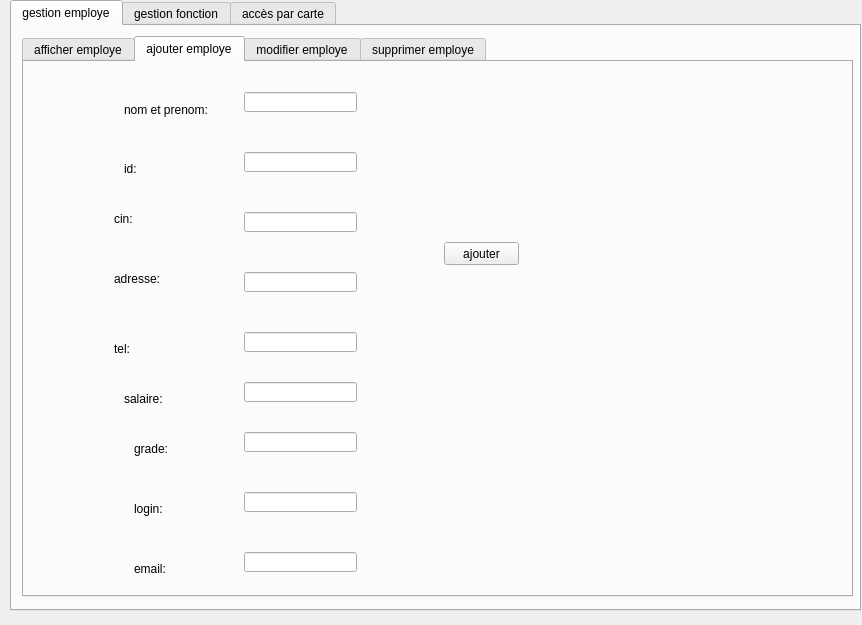
Before: the Qt Designer form module_employe.ui in zeinebzarrouk/projet-cpp, drawn with Qt 5.
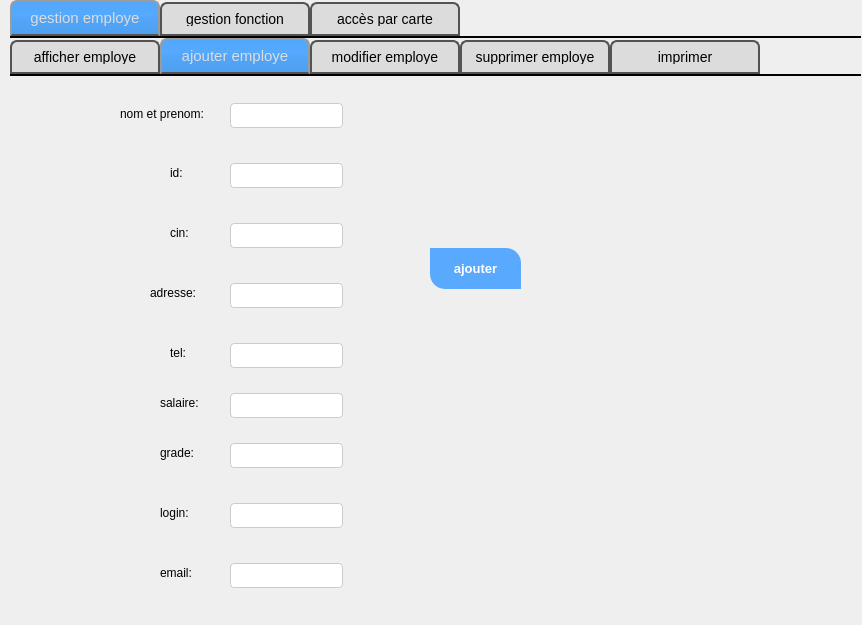
After: the same form once the commit is applied. The open tabs and pages were chosen to show the change. Custom widgets are drawn as their Qt base class.

The edit to the form file:
```diff
--- a/module_employe.ui
+++ b/module_employe.ui
@@ -13,6 +13,27 @@
   <property name="windowTitle">
    <string>Dialog</string>
   </property>
+  <property name="styleSheet">
+   <string notr="true">background-color: rgb(255, 255, 210);
+
+QLabel
+{
+font: 13px bold;
+}
+
+QLineEdit {
+  width: 100%;
+ 
+  
+  display: inline-block;
+  border: 1px solid #ccc;
+  border-radius: 4px;
+  box-sizing: border-box;
+}
+
+
+</string>
+  </property>
   <widget class="QTabWidget" name="tabWidget">
    <property name="geometry">
     <rect>
@@ -22,6 +43,48 @@
      <height>611</height>
     </rect>
    </property>
+   <property name="styleSheet">
+    <string notr="true">QTabWidget::pane { /* The tab widget frame */
+border-top: 2px solid #000000;
+}
+QTabWidget::tab-bar {
+left: 0px; /* move to the right by 5px */
+}
+/* Style the tab using the tab sub-control. Note that it reads QTabBar not QTabWidget */
+QTabBar::tab {
+background: #dcdcdc;
+border: 2px solid #535353;
+border-bottom-color: #535353; /* same as the pane color */
+border-top-left-radius: 7px;
+border-top-right-radius: 7px;
+min-width: 130px;
+color: #000000;
+padding: 8px;
+font-size:14px;
+font-family:Arial, Helvetica, sans-serif;
+}
+QTabBar::tab:selected, QTabBar::tab:hover {
+background: qlineargradient(x1: 0, y1: 0, x2: 0, y2: 1, stop: 0 #53a7fa, stop: 0.4 #55aaff, stop: 0.5 #52a5f8, stop: 1.0 #4f9fee);
+}
+QTabBar::tab:selected {
+border-color: #9B9B9B;
+border-bottom-color: #535353; /* same as pane color */
+color: #dcdcdc;
+font-size:15px;
+font-family:Arial, Helvetica, sans-serif;
+}
+QTabBar::tab:!selected {
+margin-top: 2px; /* make non-selected tabs look smaller */
+}
+QLineEdit {
+  width: 100%;
+  margin: 8px 0;
+  display: inline-block;
+  border: 1px solid #ccc;
+  border-radius: 4px;
+  box-sizing: border-box;
+}</string>
+   </property>
    <property name="currentIndex">
     <number>0</number>
    </property>
@@ -32,12 +95,15 @@
     <widget class="QTabWidget" name="tabWidget_2">
      <property name="geometry">
       <rect>
-       <x>10</x>
-       <y>10</y>
-       <width>831</width>
+       <x>0</x>
+       <y>0</y>
+       <width>851</width>
        <height>561</height>
       </rect>
      </property>
+     <property name="styleSheet">
+      <string notr="true"/>
+     </property>
      <property name="currentIndex">
       <number>1</number>
      </property>
@@ -126,9 +192,9 @@
        <property name="geometry">
         <rect>
          <x>220</x>
-         <y>30</y>
+         <y>19</y>
          <width>113</width>
-         <height>20</height>
+         <height>41</height>
         </rect>
        </property>
       </widget>
@@ -136,9 +202,9 @@
        <property name="geometry">
         <rect>
          <x>220</x>
-         <y>90</y>
+         <y>79</y>
          <width>113</width>
-         <height>20</height>
+         <height>41</height>
         </rect>
        </property>
       </widget>
@@ -146,9 +212,9 @@
        <property name="geometry">
         <rect>
          <x>220</x>
-         <y>150</y>
+         <y>139</y>
          <width>113</width>
-         <height>20</height>
+         <height>41</height>
         </rect>
        </property>
       </widget>
@@ -156,9 +222,9 @@
        <property name="geometry">
         <rect>
          <x>220</x>
-         <y>210</y>
+         <y>199</y>
          <width>113</width>
-         <height>20</height>
+         <height>41</height>
         </rect>
        </property>
       </widget>
@@ -166,9 +232,9 @@
        <property name="geometry">
         <rect>
          <x>220</x>
-         <y>270</y>
+         <y>259</y>
          <width>113</width>
-         <height>20</height>
+         <height>41</height>
         </rect>
        </property>
       </widget>
@@ -176,9 +242,9 @@
        <property name="geometry">
         <rect>
          <x>220</x>
-         <y>320</y>
+         <y>309</y>
          <width>113</width>
-         <height>20</height>
+         <height>41</height>
         </rect>
        </property>
       </widget>
@@ -186,9 +252,9 @@
        <property name="geometry">
         <rect>
          <x>220</x>
-         <y>370</y>
+         <y>359</y>
          <width>113</width>
-         <height>20</height>
+         <height>41</height>
         </rect>
        </property>
       </widget>
@@ -196,9 +262,9 @@
        <property name="geometry">
         <rect>
          <x>220</x>
-         <y>430</y>
+         <y>419</y>
          <width>113</width>
-         <height>20</height>
+         <height>41</height>
         </rect>
        </property>
       </widget>
@@ -206,21 +272,24 @@
        <property name="geometry">
         <rect>
          <x>220</x>
-         <y>490</y>
+         <y>479</y>
          <width>113</width>
-         <height>20</height>
+         <height>41</height>
         </rect>
        </property>
       </widget>
       <widget class="QLabel" name="label">
        <property name="geometry">
         <rect>
-         <x>100</x>
-         <y>40</y>
+         <x>110</x>
+         <y>30</y>
          <width>101</width>
          <height>16</height>
         </rect>
        </property>
+       <property name="styleSheet">
+        <string notr="true"/>
+       </property>
        <property name="text">
         <string>nom et prenom:</string>
        </property>
@@ -228,12 +297,15 @@
       <widget class="QLabel" name="label_2">
        <property name="geometry">
         <rect>
-         <x>100</x>
-         <y>100</y>
+         <x>160</x>
+         <y>90</y>
          <width>47</width>
          <height>14</height>
         </rect>
        </property>
+       <property name="styleSheet">
+        <string notr="true"/>
+       </property>
        <property name="text">
         <string>id:</string>
        </property>
@@ -241,12 +313,15 @@
       <widget class="QLabel" name="label_3">
        <property name="geometry">
         <rect>
-         <x>90</x>
+         <x>160</x>
          <y>150</y>
          <width>47</width>
          <height>14</height>
         </rect>
        </property>
+       <property name="styleSheet">
+        <string notr="true"/>
+       </property>
        <property name="text">
         <string>cin:</string>
        </property>
@@ -254,12 +329,15 @@
       <widget class="QLabel" name="label_4">
        <property name="geometry">
         <rect>
-         <x>90</x>
+         <x>140</x>
          <y>210</y>
          <width>47</width>
          <height>14</height>
         </rect>
        </property>
+       <property name="styleSheet">
+        <string notr="true"/>
+       </property>
        <property name="text">
         <string>adresse:</string>
        </property>
@@ -267,12 +345,15 @@
       <widget class="QLabel" name="label_5">
        <property name="geometry">
         <rect>
-         <x>90</x>
-         <y>280</y>
+         <x>160</x>
+         <y>270</y>
          <width>47</width>
          <height>14</height>
         </rect>
        </property>
+       <property name="styleSheet">
+        <string notr="true"/>
+       </property>
        <property name="text">
         <string>tel:</string>
        </property>
@@ -280,12 +361,15 @@
       <widget class="QLabel" name="label_6">
        <property name="geometry">
         <rect>
-         <x>100</x>
-         <y>330</y>
+         <x>150</x>
+         <y>320</y>
          <width>47</width>
          <height>14</height>
         </rect>
        </property>
+       <property name="styleSheet">
+        <string notr="true"/>
+       </property>
        <property name="text">
         <string>salaire:</string>
        </property>
@@ -293,12 +377,15 @@
       <widget class="QLabel" name="label_7">
        <property name="geometry">
         <rect>
-         <x>110</x>
-         <y>380</y>
+         <x>150</x>
+         <y>370</y>
          <width>47</width>
          <height>14</height>
         </rect>
        </property>
+       <property name="styleSheet">
+        <string notr="true"/>
+       </property>
        <property name="text">
         <string>grade:</string>
        </property>
@@ -306,12 +393,15 @@
       <widget class="QLabel" name="label_8">
        <property name="geometry">
         <rect>
-         <x>110</x>
-         <y>440</y>
+         <x>150</x>
+         <y>430</y>
          <width>47</width>
          <height>14</height>
         </rect>
        </property>
+       <property name="styleSheet">
+        <string notr="true"/>
+       </property>
        <property name="text">
         <string>login:</string>
        </property>
@@ -319,12 +409,15 @@
       <widget class="QLabel" name="label_9">
        <property name="geometry">
         <rect>
-         <x>110</x>
-         <y>500</y>
+         <x>150</x>
+         <y>490</y>
          <width>47</width>
          <height>14</height>
         </rect>
        </property>
+       <property name="styleSheet">
+        <string notr="true"/>
+       </property>
        <property name="text">
         <string>email:</string>
        </property>
@@ -333,11 +426,29 @@
        <property name="geometry">
         <rect>
          <x>420</x>
-         <y>180</y>
-         <width>75</width>
-         <height>23</height>
+         <y>172</y>
+         <width>91</width>
+         <height>41</height>
         </rect>
        </property>
+       <property name="styleSheet">
+        <string notr="true">QPushButton
+{
+	
+	
+	
+	background-color: rgb(89, 169, 255);
+	color: #fff;
+	font-size: 13px;
+	font-weight: bold;
+	border-top-right-radius: 15px;
+	border-top-left-radius: 0px;
+	border-bottom-right-radius: 0px;
+	border-bottom-left-radius: 15px;
+	/*padding: 10px;*/
+
+}</string>
+       </property>
        <property name="text">
         <string>ajouter</string>
        </property>
@@ -471,6 +582,59 @@
        </property>
       </widget>
      </widget>
+     <widget class="QWidget" name="tab_13">
+      <attribute name="title">
+       <string>imprimer</string>
+      </attribute>
+      <widget class="QListView" name="listView">
+       <property name="geometry">
+        <rect>
+         <x>50</x>
+         <y>50</y>
+         <width>381</width>
+         <height>311</height>
+        </rect>
+       </property>
+       <property name="styleSheet">
+        <string notr="true">color: blue;
+border-style:outset;
+border-width:2px;
+border-radius:4px;
+font: 75 italic 9pt &quot;Georgia&quot;;</string>
+       </property>
+      </widget>
+      <widget class="QPushButton" name="imprimer">
+       <property name="geometry">
+        <rect>
+         <x>510</x>
+         <y>152</y>
+         <width>91</width>
+         <height>41</height>
+        </rect>
+       </property>
+       <property name="styleSheet">
+        <string notr="true">QPushButton
+{
+	
+	
+	
+	background-color: rgb(89, 169, 255);
+	color: #fff;
+	font-size: 13px;
+	font-weight: bold;
+	border-top-right-radius: 15px;
+	border-top-left-radius: 0px;
+	border-bottom-right-radius: 0px;
+	border-bottom-left-radius: 15px;
+	/*padding: 10px;*/
+
+}</string>
+       </property>
+       <property name="text">
+        <string>imprimer</string>
+       </property>
+      </widget>
+     </widget>
     </widget>
    </widget>
    <widget class="QWidget" name="tab_2">
```
Left out of the diff: 332 changed lines with no effect on the pictures.
